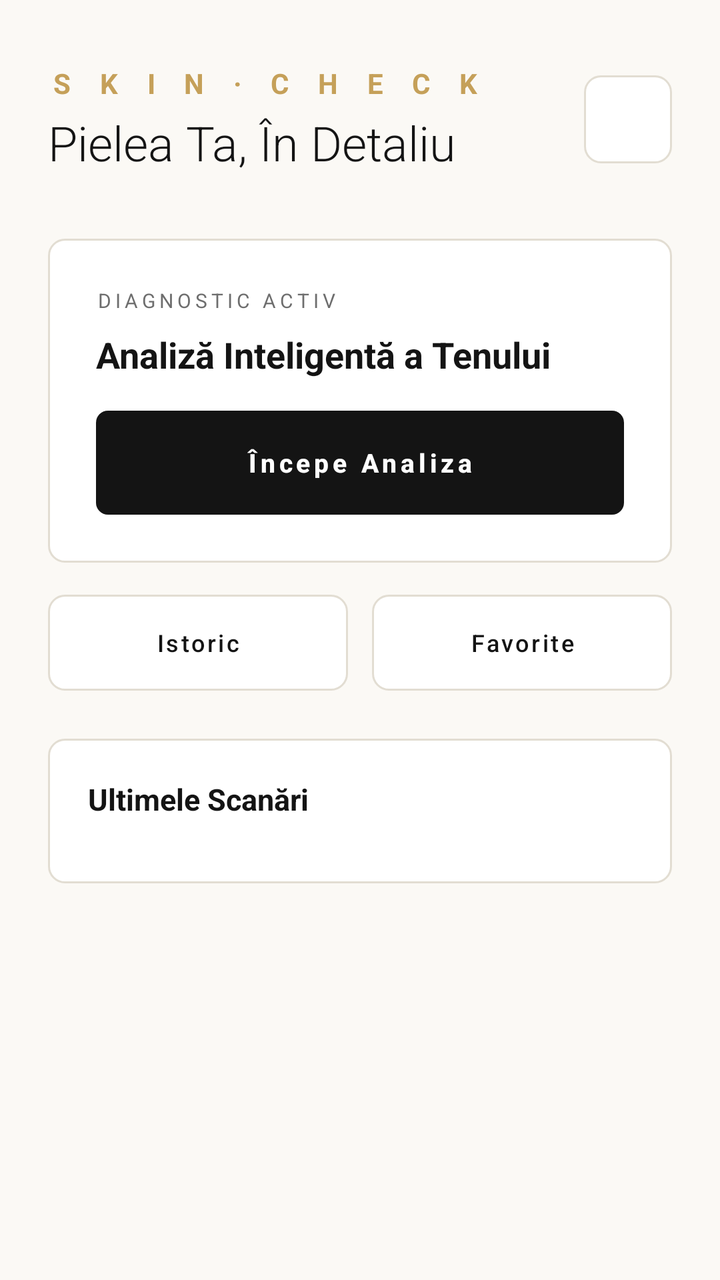
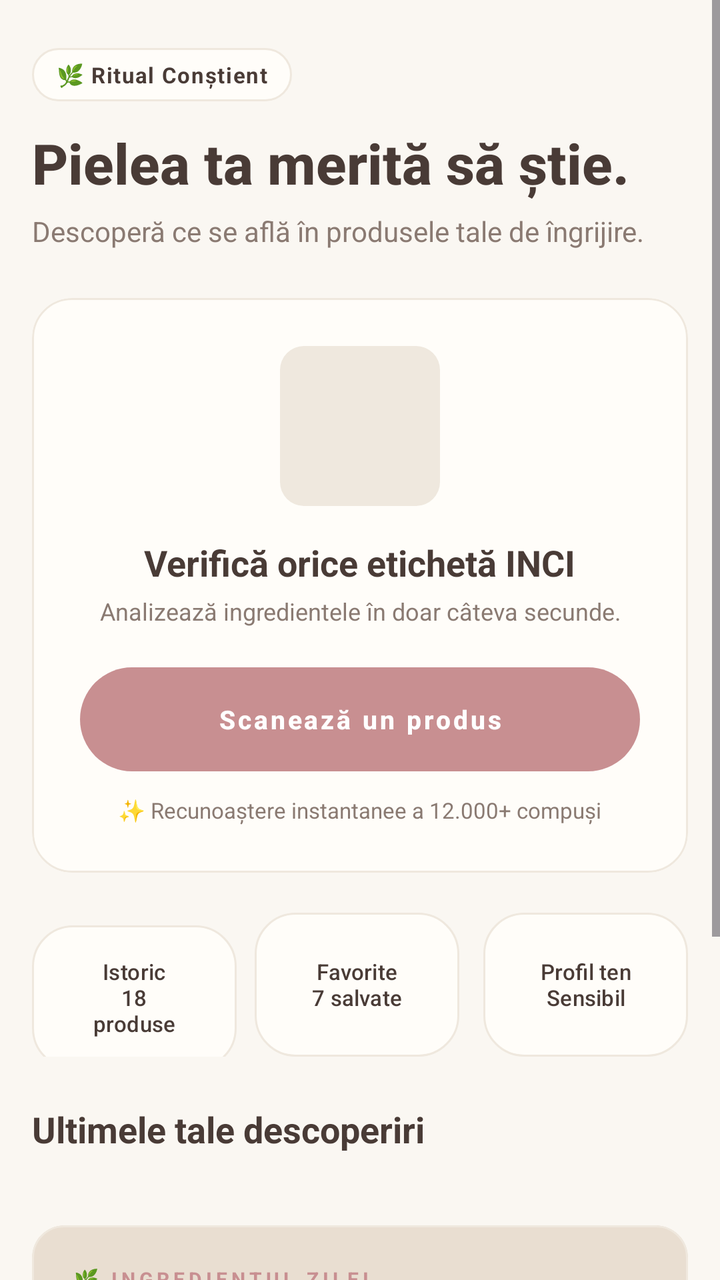

An Android layout rendered at two revisions. The XML below is the earlier revision; the diff shows what the commit changed to produce the second picture.
<!-- AndroidManifest.xml: application theme Theme.SkinCheck -->
<!-- res/layout/fragment_home.xml -->
<?xml version="1.0" encoding="utf-8"?>
<ScrollView xmlns:android="http://schemas.android.com/apk/res/android"
    xmlns:app="http://schemas.android.com/apk/res-auto"
    android:layout_width="match_parent"
    android:layout_height="match_parent"
    android:fillViewport="true"
    android:background="@color/jo_background">

    <LinearLayout
        android:layout_width="match_parent"
        android:layout_height="wrap_content"
        android:orientation="vertical"
        android:paddingHorizontal="24dp"
        android:paddingVertical="32dp">

        
        <LinearLayout
            android:layout_width="match_parent"
            android:layout_height="wrap_content"
            android:orientation="horizontal"
            android:gravity="center_vertical"
            android:layout_marginBottom="32dp">

            <LinearLayout
                android:layout_width="0dp"
                android:layout_height="wrap_content"
                android:layout_weight="1"
                android:orientation="vertical">

                <TextView
                    android:layout_width="wrap_content"
                    android:layout_height="wrap_content"
                    android:text="S K I N · C H E C K"
                    android:textSize="14sp"
                    android:textStyle="bold"
                    android:letterSpacing="0.4"
                    android:textColor="@color/jo_accent"
                    android:layout_marginBottom="4dp" />

                <TextView
                    android:layout_width="wrap_content"
                    android:layout_height="wrap_content"
                    android:text="Pielea Ta, În Detaliu"
                    android:textSize="24sp"
                    android:textStyle="normal"
                    android:fontFamily="sans-serif-light"
                    android:textColor="@color/jo_primary" />
            </LinearLayout>

            
            <Button
                android:id="@+id/btnProfile"
                android:layout_width="44dp"
                android:layout_height="44dp"
                android:text="⚙"
                android:textSize="16sp"
                android:textColor="@color/jo_primary"
                android:background="@drawable/bg_luxury_card"
                app:backgroundTint="@null"
                android:elevation="0dp" />
        </LinearLayout>

        
        <LinearLayout
            android:layout_width="match_parent"
            android:layout_height="wrap_content"
            android:orientation="vertical"
            android:background="@drawable/bg_luxury_card"
            android:padding="24dp"
            android:layout_marginBottom="16dp">

            <TextView
                android:layout_width="wrap_content"
                android:layout_height="wrap_content"
                android:text="DIAGNOSTIC ACTIV"
                android:textSize="10sp"
                android:letterSpacing="0.2"
                android:textColor="@color/jo_secondary"
                android:layout_marginBottom="8dp" />

            <TextView
                android:layout_width="match_parent"
                android:layout_height="wrap_content"
                android:text="Analiză Inteligentă a Tenului"
                android:textSize="18sp"
                android:textStyle="bold"
                android:textColor="@color/jo_primary"
                android:layout_marginBottom="16dp" />

            <Button
                android:id="@+id/btnScan"
                android:layout_width="match_parent"
                android:layout_height="52dp"
                android:text="Începe Analiza"
                android:textSize="13sp"
                android:letterSpacing="0.15"
                android:textStyle="bold"
                android:textColor="@color/jo_button_text"
                android:background="@drawable/bg_luxury_button"
                app:backgroundTint="@null"
                android:elevation="0dp" />

        </LinearLayout>

        
        <LinearLayout
            android:layout_width="match_parent"
            android:layout_height="wrap_content"
            android:orientation="horizontal"
            android:weightSum="2"
            android:layout_marginBottom="24dp">

            <Button
                android:id="@+id/btnHistory"
                android:layout_width="0dp"
                android:layout_height="48dp"
                android:layout_weight="1"
                android:text="Istoric"
                android:textSize="12sp"
                android:letterSpacing="0.1"
                android:textColor="@color/jo_primary"
                android:background="@drawable/bg_luxury_card"
                app:backgroundTint="@null"
                android:layout_marginEnd="6dp"
                android:elevation="0dp" />

            <Button
                android:id="@+id/btnFavorites"
                android:layout_width="0dp"
                android:layout_height="48dp"
                android:layout_weight="1"
                android:text="Favorite"
                android:textSize="12sp"
                android:letterSpacing="0.1"
                android:textColor="@color/jo_primary"
                android:background="@drawable/bg_luxury_card"
                app:backgroundTint="@null"
                android:layout_marginStart="6dp"
                android:elevation="0dp" />

        </LinearLayout>

        
        <LinearLayout
            android:layout_width="match_parent"
            android:layout_height="wrap_content"
            android:orientation="vertical"
            android:background="@drawable/bg_luxury_card"
            android:padding="20dp">

            <TextView
                android:layout_width="wrap_content"
                android:layout_height="wrap_content"
                android:text="Ultimele Scanări"
                android:textSize="15sp"
                android:textStyle="bold"
                android:textColor="@color/jo_primary"
                android:layout_marginBottom="12dp" />

            <androidx.recyclerview.widget.RecyclerView
                android:id="@+id/rvRecent"
                android:layout_width="match_parent"
                android:layout_height="wrap_content"
                android:nestedScrollingEnabled="false" />

        </LinearLayout>

    </LinearLayout>
</ScrollView>
<!-- resources referenced by this layout -->
<resources>
  <color name="jo_accent">#C5A059</color>
  <color name="jo_background">#FBF9F5</color>
  <color name="jo_button_text">#FFFFFF</color>
  <color name="jo_primary">#141414</color>
  <color name="jo_secondary">#6E6E6E</color>
  <!-- drawable bg_luxury_button (drawable) -->
  <?xml version="1.0" encoding="utf-8"?>
  <ripple xmlns:android="http://schemas.android.com/apk/res/android"
      android:color="@color/jo_accent">
      <item>
          <shape android:shape="rectangle">
              <solid android:color="@color/jo_primary" />
              <corners android:radius="6dp" />
          </shape>
      </item>
  </ripple>
  <!-- drawable bg_luxury_card (drawable) -->
  <?xml version="1.0" encoding="utf-8"?>
  <shape xmlns:android="http://schemas.android.com/apk/res/android"
      android:shape="rectangle">
      <solid android:color="@color/jo_surface" />
      <corners android:radius="8dp" />
      <stroke
          android:width="1dp"
          android:color="@color/jo_border" />
  </shape>
  <style name="Theme.SkinCheck" parent="Theme.Material3.Light.NoActionBar">
          
          <item name="colorPrimary">@color/jo_primary</item>
          <item name="colorSecondary">@color/jo_accent</item>
          <item name="colorSurface">@color/jo_surface</item>
  
          
          <item name="android:windowBackground">@color/jo_background</item>
  
          
          <item name="android:statusBarColor">@color/jo_background</item>
          <item name="android:windowLightStatusBar">true</item>
      </style>
  <color name="jo_surface">#FFFFFF</color>
  <color name="jo_border">#E2DDD2</color>
</resources>

<!-- the commit's change to res/layout/fragment_home.xml (unified diff, before → after) -->
@@ -10,128 +10,171 @@
         android:layout_width="match_parent"
         android:layout_height="wrap_content"
         android:orientation="vertical"
-        android:paddingHorizontal="24dp"
-        android:paddingVertical="32dp">
+        android:paddingHorizontal="16dp"
+        android:paddingTop="24dp"
+        android:paddingBottom="100dp">
 
         
         <LinearLayout
             android:layout_width="match_parent"
             android:layout_height="wrap_content"
+            android:orientation="vertical"
+            android:layout_marginBottom="24dp">
+
+            
+            <LinearLayout
+                android:layout_width="wrap_content"
+                android:layout_height="wrap_content"
+                android:orientation="horizontal"
+                android:gravity="center_vertical"
+                android:background="@drawable/bg_luxury_card"
+                android:paddingHorizontal="12dp"
+                android:paddingVertical="6dp"
+                android:layout_marginBottom="12dp">
+
+                <TextView
+                    android:layout_width="wrap_content"
+                    android:layout_height="wrap_content"
+                    android:text="🌿 Ritual Conștient"
+                    android:textSize="11sp"
+                    android:textStyle="bold"
+                    android:textColor="@color/jo_primary"
+                    android:letterSpacing="0.05" />
+            </LinearLayout>
+
+            <TextView
+                android:layout_width="match_parent"
+                android:layout_height="wrap_content"
+                android:text="Pielea ta merită să știe."
+                android:textSize="28sp"
+                android:textStyle="bold"
+                android:textColor="@color/jo_primary"
+                android:fontFamily="sans-serif-medium"
+                android:layout_marginBottom="6dp" />
+
+            <TextView
+                android:layout_width="match_parent"
+                android:layout_height="wrap_content"
+                android:text="Descoperă ce se află în produsele tale de îngrijire."
+                android:textSize="14sp"
+                android:textColor="@color/jo_secondary" />
+        </LinearLayout>
+
+        
+        <com.google.android.material.card.MaterialCardView
+            android:layout_width="match_parent"
+            android:layout_height="wrap_content"
+            app:cardBackgroundColor="@color/jo_surface"
+            app:cardCornerRadius="20dp"
+            app:cardElevation="0dp"
+            app:strokeColor="@color/jo_border"
+            app:strokeWidth="1dp"
+            android:layout_marginBottom="20dp">
+
+            <LinearLayout
+                android:layout_width="match_parent"
+                android:layout_height="wrap_content"
+                android:orientation="vertical"
+                android:gravity="center_horizontal"
+                android:padding="24dp">
+
+                
+                <ImageView
+                    android:layout_width="80dp"
+                    android:layout_height="80dp"
+                    android:src="@drawable/bg_placeholder"
+                    android:scaleType="centerCrop"
+                    android:background="@drawable/bg_luxury_card"
+                    android:layout_marginBottom="16dp"
+                    android:contentDescription="Serum Product" />
+
+                <TextView
+                    android:layout_width="wrap_content"
+                    android:layout_height="wrap_content"
+                    android:text="Verifică orice etichetă INCI"
+                    android:textSize="18sp"
+                    android:textStyle="bold"
+                    android:textColor="@color/jo_primary"
+                    android:layout_marginBottom="4dp" />
+
+                <TextView
+                    android:layout_width="wrap_content"
+                    android:layout_height="wrap_content"
+                    android:text="Analizează ingredientele în doar câteva secunde."
+                    android:textSize="12sp"
+                    android:textColor="@color/jo_secondary"
+                    android:gravity="center"
+                    android:layout_marginBottom="20dp" />
+
+                <Button
+                    android:id="@+id/btnScan"
+                    android:layout_width="match_parent"
+                    android:layout_height="52dp"
+                    android:text="Scanează un produs"
+                    android:textSize="13sp"
+                    android:letterSpacing="0.1"
+                    android:textStyle="bold"
+                    android:textColor="@color/jo_button_text"
+                    android:background="@drawable/bg_luxury_button"
+                    app:backgroundTint="@null"
+                    android:elevation="0dp" />
+
+                <TextView
+                    android:layout_width="wrap_content"
+                    android:layout_height="wrap_content"
+                    android:text="✨ Recunoaștere instantanee a 12.000+ compuși"
+                    android:textSize="11sp"
+                    android:textColor="@color/jo_secondary"
+                    android:layout_marginTop="12dp" />
+
+            </LinearLayout>
+        </com.google.android.material.card.MaterialCardView>
+
+        
+        <LinearLayout
+            android:layout_width="match_parent"
+            android:layout_height="wrap_content"
             android:orientation="horizontal"
-            android:gravity="center_vertical"
-            android:layout_marginBottom="32dp">
-
-            <LinearLayout
-                android:layout_width="0dp"
-                android:layout_height="wrap_content"
-                android:layout_weight="1"
-                android:orientation="vertical">
-
-                <TextView
-                    android:layout_width="wrap_content"
-                    android:layout_height="wrap_content"
-                    android:text="S K I N · C H E C K"
-                    android:textSize="14sp"
-                    android:textStyle="bold"
-                    android:letterSpacing="0.4"
-                    android:textColor="@color/jo_accent"
-                    android:layout_marginBottom="4dp" />
-
-                <TextView
-                    android:layout_width="wrap_content"
-                    android:layout_height="wrap_content"
-                    android:text="Pielea Ta, În Detaliu"
-                    android:textSize="24sp"
-                    android:textStyle="normal"
-                    android:fontFamily="sans-serif-light"
-                    android:textColor="@color/jo_primary" />
-            </LinearLayout>
-
-            
-            <Button
-                android:id="@+id/btnProfile"
-                android:layout_width="44dp"
-                android:layout_height="44dp"
-                android:text="⚙"
-                android:textSize="16sp"
-                android:textColor="@color/jo_primary"
-                android:background="@drawable/bg_luxury_card"
-                app:backgroundTint="@null"
-                android:elevation="0dp" />
-        </LinearLayout>
-
-        
-        <LinearLayout
-            android:layout_width="match_parent"
-            android:layout_height="wrap_content"
-            android:orientation="vertical"
-            android:background="@drawable/bg_luxury_card"
-            android:padding="24dp"
-            android:layout_marginBottom="16dp">
-
-            <TextView
-                android:layout_width="wrap_content"
-                android:layout_height="wrap_content"
-                android:text="DIAGNOSTIC ACTIV"
-                android:textSize="10sp"
-                android:letterSpacing="0.2"
-                android:textColor="@color/jo_secondary"
-                android:layout_marginBottom="8dp" />
-
-            <TextView
-                android:layout_width="match_parent"
-                android:layout_height="wrap_content"
-                android:text="Analiză Inteligentă a Tenului"
-                android:textSize="18sp"
-                android:textStyle="bold"
-                android:textColor="@color/jo_primary"
-                android:layout_marginBottom="16dp" />
-
-            <Button
-                android:id="@+id/btnScan"
-                android:layout_width="match_parent"
-                android:layout_height="52dp"
-                android:text="Începe Analiza"
-                android:textSize="13sp"
-                android:letterSpacing="0.15"
-                android:textStyle="bold"
-                android:textColor="@color/jo_button_text"
-                android:background="@drawable/bg_luxury_button"
-                app:backgroundTint="@null"
-                android:elevation="0dp" />
-
-        </LinearLayout>
-
-        
-        <LinearLayout
-            android:layout_width="match_parent"
-            android:layout_height="wrap_content"
-            android:orientation="horizontal"
-            android:weightSum="2"
+            android:weightSum="3"
             android:layout_marginBottom="24dp">
 
+            
             <Button
                 android:id="@+id/btnHistory"
                 android:layout_width="0dp"
-                android:layout_height="48dp"
+                android:layout_height="72dp"
                 android:layout_weight="1"
-                android:text="Istoric"
-                android:textSize="12sp"
-                android:letterSpacing="0.1"
+                android:text="Istoric\n18 produse"
+                android:textSize="11sp"
                 android:textColor="@color/jo_primary"
                 android:background="@drawable/bg_luxury_card"
                 app:backgroundTint="@null"
                 android:layout_marginEnd="6dp"
                 android:elevation="0dp" />
 
+            
             <Button
                 android:id="@+id/btnFavorites"
                 android:layout_width="0dp"
-                android:layout_height="48dp"
+                android:layout_height="72dp"
                 android:layout_weight="1"
-                android:text="Favorite"
-                android:textSize="12sp"
-                android:letterSpacing="0.1"
+                android:text="Favorite\n7 salvate"
+                android:textSize="11sp"
+                android:textColor="@color/jo_primary"
+                android:background="@drawable/bg_luxury_card"
+                app:backgroundTint="@null"
+                android:layout_marginEnd="6dp"
+                android:layout_marginStart="3dp"
+                android:elevation="0dp" />
+
+            
+            <Button
+                android:id="@+id/btnProfile"
+                android:layout_width="0dp"
+                android:layout_height="72dp"
+                android:layout_weight="1"
+                android:text="Profil ten\nSensibil"
+                android:textSize="11sp"
                 android:textColor="@color/jo_primary"
                 android:background="@drawable/bg_luxury_card"
                 app:backgroundTint="@null"
@@ -145,17 +188,25 @@
             android:layout_width="match_parent"
             android:layout_height="wrap_content"
             android:orientation="vertical"
-            android:background="@drawable/bg_luxury_card"
-            android:padding="20dp">
-
-            <TextView
-                android:layout_width="wrap_content"
-                android:layout_height="wrap_content"
-                android:text="Ultimele Scanări"
-                android:textSize="15sp"
-                android:textStyle="bold"
-                android:textColor="@color/jo_primary"
-                android:layout_marginBottom="12dp" />
+            android:layout_marginBottom="24dp">
+
+            <LinearLayout
+                android:layout_width="match_parent"
+                android:layout_height="wrap_content"
+                android:orientation="horizontal"
+                android:gravity="center_vertical"
+                android:layout_marginBottom="12dp">
+
+                <TextView
+                    android:layout_width="0dp"
+                    android:layout_height="wrap_content"
+                    android:layout_weight="1"
+                    android:text="Ultimele tale descoperiri"
+                    android:textSize="18sp"
+                    android:textStyle="bold"
+                    android:textColor="@color/jo_primary" />
+
+            </LinearLayout>
 
             <androidx.recyclerview.widget.RecyclerView
                 android:id="@+id/rvRecent"
@@ -165,5 +216,52 @@
 
         </LinearLayout>
 
+        
+        <com.google.android.material.card.MaterialCardView
+            android:layout_width="match_parent"
+            android:layout_height="wrap_content"
+            app:cardBackgroundColor="@color/jo_surface_alt"
+            app:cardCornerRadius="16dp"
+            app:cardElevation="0dp"
+            app:strokeColor="@color/jo_border"
+            app:strokeWidth="1dp"
+            android:layout_marginBottom="16dp">
+
+            <LinearLayout
+                android:layout_width="match_parent"
+                android:layout_height="wrap_content"
+                android:orientation="vertical"
+                android:padding="20dp">
+
+                <TextView
+                    android:layout_width="wrap_content"
+                    android:layout_height="wrap_content"
+                    android:text="🌿 INGREDIENTUL ZILEI"
+                    android:textSize="10sp"
+                    android:textStyle="bold"
+                    android:letterSpacing="0.2"
+                    android:textColor="@color/jo_accent"
+                    android:layout_marginBottom="8dp" />
+
+                <TextView
+                    android:layout_width="match_parent"
+                    android:layout_height="wrap_content"
+                    android:text="Centella Asiatica (Cica)"
+                    android:textSize="16sp"
+                    android:textStyle="bold"
+                    android:textColor="@color/jo_primary"
+                    android:layout_marginBottom="6dp" />
+
+                <TextView
+                    android:layout_width="match_parent"
+                    android:layout_height="wrap_content"
+                    android:text="Cunoscut și sub numele de Gotu Kola, acest extract botanic calmează roșeața și accelerează refacerea barierei cutanate."
+                    android:textSize="13sp"
+                    android:textColor="@color/jo_secondary"
+                    android:lineSpacingExtra="4dp" />
+
+            </LinearLayout>
+        </com.google.android.material.card.MaterialCardView>
+
     </LinearLayout>
 </ScrollView>
<!-- resource entries referenced after the edit -->
@@ -1,18 +1,18 @@
 <!-- resources referenced by this layout -->
 <resources>
-  <color name="jo_accent">#C5A059</color>
-  <color name="jo_background">#FBF9F5</color>
+  <color name="jo_accent">#C88F91</color>
+  <color name="jo_background">#FAF7F2</color>
   <color name="jo_button_text">#FFFFFF</color>
-  <color name="jo_primary">#141414</color>
-  <color name="jo_secondary">#6E6E6E</color>
+  <color name="jo_primary">#493B36</color>
+  <color name="jo_secondary">#8A7A72</color>
   <!-- drawable bg_luxury_button (drawable) -->
   <?xml version="1.0" encoding="utf-8"?>
   <ripple xmlns:android="http://schemas.android.com/apk/res/android"
-      android:color="@color/jo_accent">
+      android:color="@color/jo_border">
       <item>
           <shape android:shape="rectangle">
-              <solid android:color="@color/jo_primary" />
-              <corners android:radius="6dp" />
+              <solid android:color="@color/jo_accent" />
+              <corners android:radius="9999dp" />
           </shape>
       </item>
   </ripple>
@@ -21,10 +21,17 @@
   <shape xmlns:android="http://schemas.android.com/apk/res/android"
       android:shape="rectangle">
       <solid android:color="@color/jo_surface" />
-      <corners android:radius="8dp" />
+      <corners android:radius="20dp" />
       <stroke
           android:width="1dp"
           android:color="@color/jo_border" />
+  </shape>
+  <!-- drawable bg_placeholder (drawable) -->
+  <?xml version="1.0" encoding="utf-8"?>
+  <shape xmlns:android="http://schemas.android.com/apk/res/android"
+      android:shape="rectangle">
+      <solid android:color="@color/placeholder_bg" />
+      <corners android:radius="12dp" />
   </shape>
   <style name="Theme.SkinCheck" parent="Theme.Material3.Light.NoActionBar">
           
@@ -39,7 +46,9 @@
           <item name="android:statusBarColor">@color/jo_background</item>
           <item name="android:windowLightStatusBar">true</item>
       </style>
-  <color name="jo_surface">#FFFFFF</color>
-  <color name="jo_border">#E2DDD2</color>
+  <color name="placeholder_bg">#EFE8DE</color>
+  <color name="jo_surface">#FFFDF9</color>
+  <color name="jo_surface_alt">#E9DED1</color>
+  <color name="jo_border">#EFE8DE</color>
 </resources>
 
